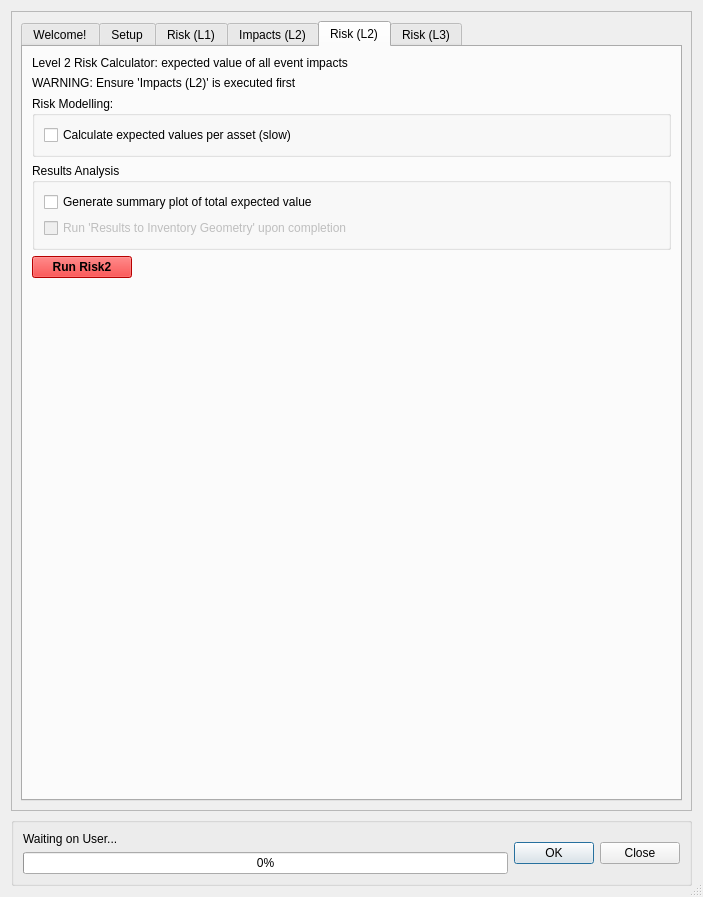
NRCan/CanFlood, file canflood/model/model.ui: the form before one commit.
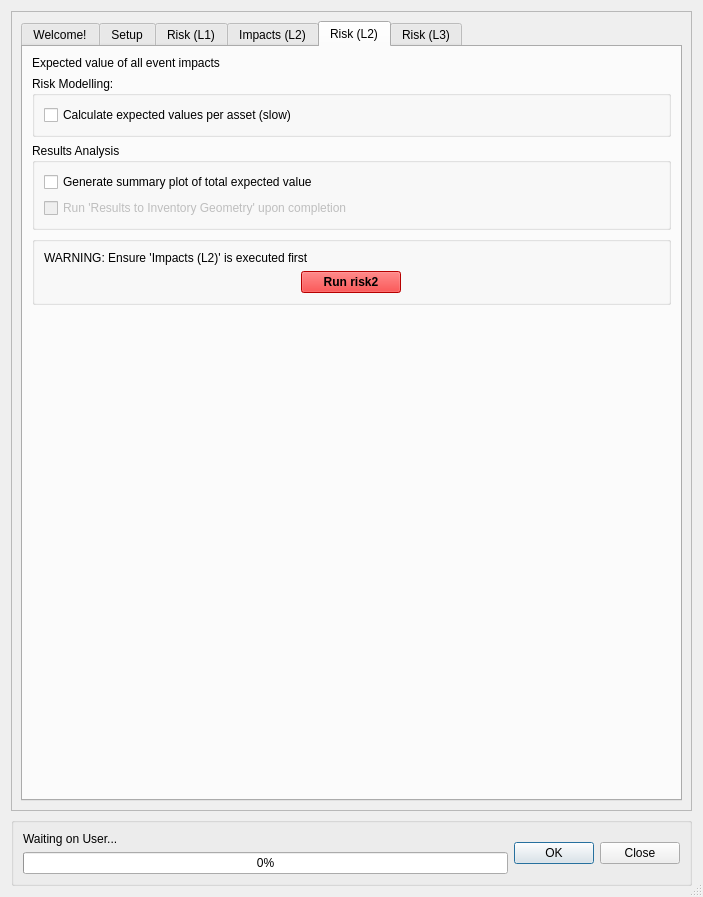
The form after the commit. The open tabs and pages were chosen to show the change. Icons and pictures are not drawn. Custom widgets are drawn as their Qt base class.

```diff
--- a/canflood/model/model.ui
+++ b/canflood/model/model.ui
@@ -1352,14 +1352,7 @@
            <item>
             <widget class="QLabel" name="label_3">
              <property name="text">
-              <string>Level 2 Risk Calculator: expected value of all event impacts</string>
-             </property>
-            </widget>
-           </item>
-           <item>
-            <widget class="QLabel" name="label_7">
-             <property name="text">
-              <string>WARNING: Ensure 'Impacts (L2)' is executed first</string>
+              <string>Expected value of all event impacts</string>
              </property>
             </widget>
            </item>
@@ -1406,6 +1399,21 @@
             </widget>
            </item>
            <item>
+            <widget class="QGroupBox" name="groupBox_3">
+             <property name="title">
+              <string/>
+             </property>
+             <layout class="QVBoxLayout" name="verticalLayout_13">
+              <item>
+               <widget class="QLabel" name="label_7">
+                <property name="text">
+                 <string>WARNING: Ensure 'Impacts (L2)' is executed first</string>
+                </property>
+               </widget>
+              </item>
+              <item>
+               <layout class="QHBoxLayout" name="horizontalLayout_6">
+                <item>
             <widget class="QPushButton" name="pushButton_r2Run">
              <property name="maximumSize">
               <size>
@@ -1835,8 +1843,13 @@
               </font>
              </property>
              <property name="text">
-              <string>Run Risk2</string>
-             </property>
+                   <string>Run risk2</string>
+                  </property>
+                 </widget>
+                </item>
+               </layout>
+              </item>
+             </layout>
             </widget>
            </item>
            <item>
```
Left out of the diff: 14 changed lines with no effect on the pictures. Lines whose indentation alone changed are shown as unchanged.
